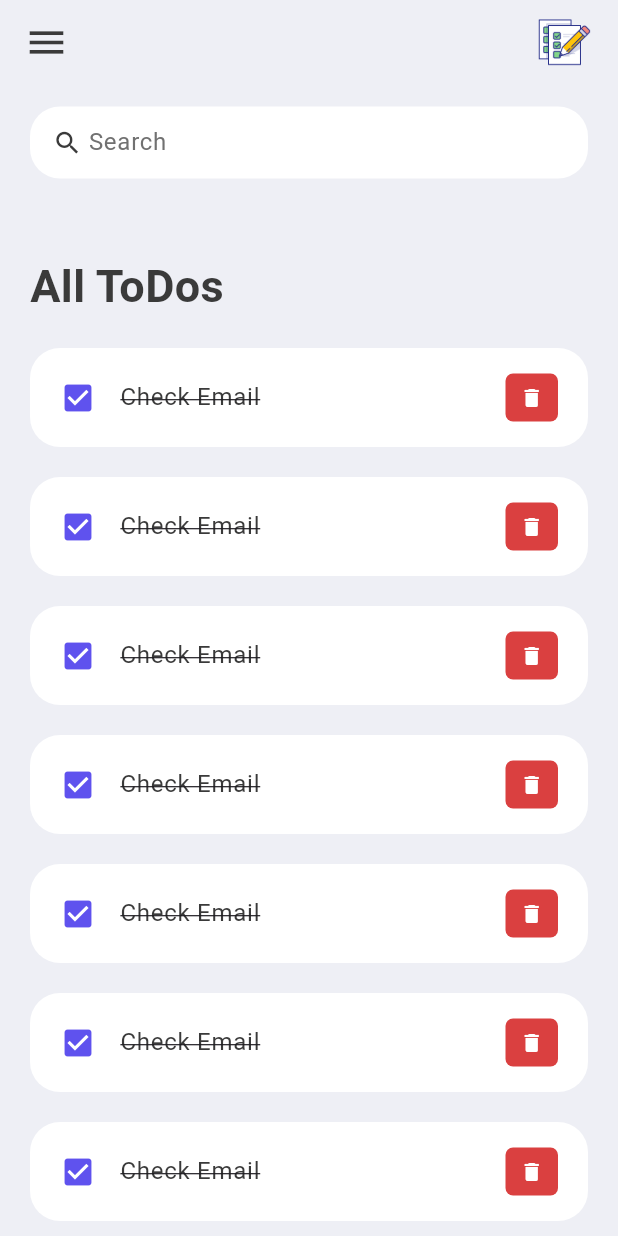
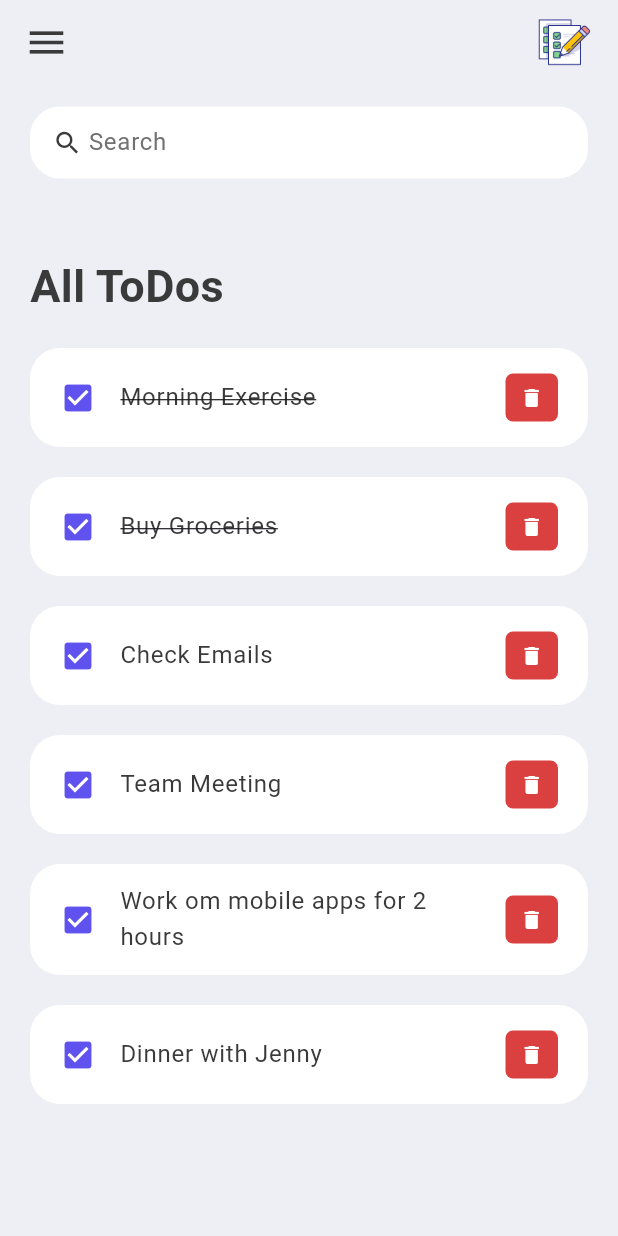
Before and after one commit to codeby-vikrant/Task-2-To-Do-List-App, a Flutter app: the screen it shows after launch, on a phone screen of 412 x 824 dp. Run offline on Flutter 3.47's test engine with Material 3 defaults, Android fonts, the phone set to English and light mode, and no system bars.

Commit message:
making the todolist dynamic

```diff
--- a/lib/main.dart
+++ b/lib/main.dart
@@ -9,7 +9,7 @@ class MyApp extends StatelessWidget {
   const MyApp({super.key});
   @override
   Widget build(BuildContext context) {
-    return const MaterialApp(
+    return MaterialApp(
       title: 'Flutter To Do List App',
       debugShowCheckedModeBanner: false,
       home: HomeScreen(),
--- a/lib/screens/home.dart
+++ b/lib/screens/home.dart
@@ -1,9 +1,12 @@
 import 'package:flutter/material.dart';
 import 'package:task_2_to_do_list_app/constants/colors.dart';
+import 'package:task_2_to_do_list_app/model/todo.dart';
 import 'package:task_2_to_do_list_app/widgets/todo_items.dart';
 
 class HomeScreen extends StatelessWidget {
-  const HomeScreen({super.key});
+  HomeScreen({super.key});
+
+  final todosList = ToDo.todoList();
 
   @override
   Widget build(BuildContext context) {
@@ -28,14 +31,7 @@ class HomeScreen extends StatelessWidget {
                             fontWeight: FontWeight.bold),
                       ),
                     ),
-                    const ToDoItem(),
-                    const ToDoItem(),
-                    const ToDoItem(),
-                    const ToDoItem(),
-                    const ToDoItem(),
-                    const ToDoItem(),
-                    const ToDoItem(),
-                    const ToDoItem(),
+                    for (ToDo todoo in todosList) ToDoItem(todo: todoo),
                   ],
                 ),
               )
--- a/lib/widgets/todo_items.dart
+++ b/lib/widgets/todo_items.dart
@@ -1,8 +1,10 @@
 import 'package:flutter/material.dart';
 import 'package:task_2_to_do_list_app/constants/colors.dart';
+import 'package:task_2_to_do_list_app/model/todo.dart';
 
 class ToDoItem extends StatelessWidget {
-  const ToDoItem({super.key});
+  final ToDo todo;
+  const ToDoItem({super.key, required this.todo});
 
   @override
   Widget build(BuildContext context) {
@@ -21,12 +23,12 @@ class ToDoItem extends StatelessWidget {
           Icons.check_box,
           color: tdBlue,
         ),
-        title: const Text(
-          'Check Email',
+        title: Text(
+          todo.todoText!,
           style: TextStyle(
               fontSize: 16,
               color: tdBlack,
-              decoration: TextDecoration.lineThrough),
+              decoration: todo.isDone ? TextDecoration.lineThrough : null),
         ),
         trailing: Container(
           padding: const EdgeInsets.all(0),
```
